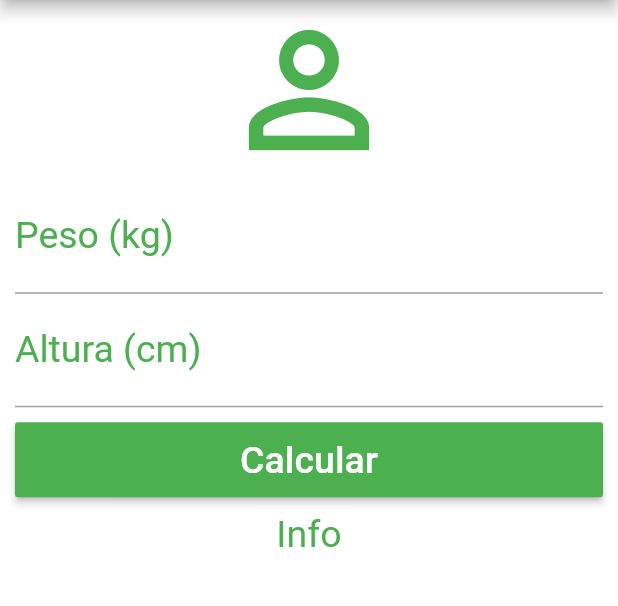
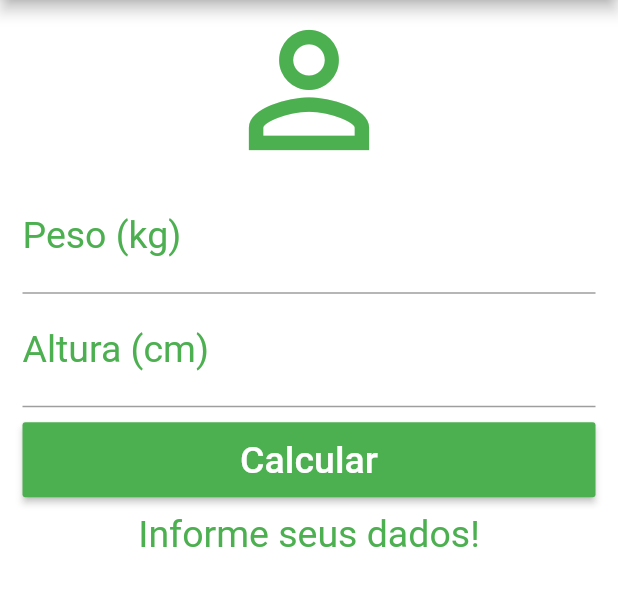
Before and after one commit to GeovanneAtanazio/Calculadora_IMC, a Flutter app: the screen it shows after launch, after a tap on "Calcular", on a phone screen of 412 x 824 dp, the part 84-690 px from its top. Run offline on Flutter 3.47's test engine with Material 2 defaults, Android fonts, the phone set to English and light mode, and no system bars.

Commit message:
Implementação dos calculos

```diff
--- a/lib/main.dart
+++ b/lib/main.dart
@@ -11,6 +11,40 @@ class Home extends StatefulWidget {
 }
 
 class _HomeState extends State<Home> {
+
+  TextEditingController weightController = TextEditingController();
+  TextEditingController heightController = TextEditingController();
+  String _infoText = 'Informe seus dados!';
+
+  void _resetFields(){
+    weightController.text = "";
+    heightController.text = "";
+    setState(() {
+      _infoText = 'Informe seus dados!';
+    });
+  }
+
+  void _calculate(){
+    setState(() {
+      double weight = double.parse(weightController.text);
+      double height = double.parse(heightController.text)/100;
+      double imc = weight / (height * height);
+      if(imc < 18.6){
+        _infoText = "Abaixo do Peso (${imc.toStringAsPrecision(4)})";
+      } else if(imc >= 18.6 && imc < 24.9){
+        _infoText = "Peso Ideal (${imc.toStringAsPrecision(4)})";
+      } else if(imc >= 24.9 && imc < 29.9){
+        _infoText = "Levemente Acima do Peso (${imc.toStringAsPrecision(4)})";
+      } else if(imc >= 29.9 && imc < 34.9){
+        _infoText = "Obesidade Grau I (${imc.toStringAsPrecision(4)})";
+      } else if(imc >= 34.9 && imc < 39.9){
+        _infoText = "Obesidade Grau II (${imc.toStringAsPrecision(4)})";
+      } else if(imc >= 40){
+        _infoText = "Obesidade Grau III (${imc.toStringAsPrecision(4)})";
+      }
+    });
+  }
+
   @override
   Widget build(BuildContext context) {
     return Scaffold(
@@ -21,13 +55,13 @@ class _HomeState extends State<Home> {
           actions: <Widget>[
             IconButton(
               icon: Icon(Icons.refresh),
-              onPressed: () {},
+              onPressed: _resetFields,
             ),
           ],
         ),
         backgroundColor: Colors.white,
         body: SingleChildScrollView(
-          padding: EdgeInsets.only(left: 10, right: 10),
+          padding: EdgeInsets.only(left: 15, right: 15),
           child: Column(
             crossAxisAlignment: CrossAxisAlignment.stretch,
             children: <Widget>[
@@ -44,6 +78,7 @@ class _HomeState extends State<Home> {
                 ),
                 textAlign: TextAlign.center,
                 style: TextStyle(color: Colors.green, fontSize: 25),
+                controller: weightController,
               ),
               TextField(
                 keyboardType: TextInputType.number,
@@ -53,6 +88,7 @@ class _HomeState extends State<Home> {
                 ),
                 textAlign: TextAlign.center,
                 style: TextStyle(color: Colors.green, fontSize: 25),
+                controller: heightController,
               ),
               Padding(
                 padding: EdgeInsets.only(top: 10, bottom: 10),
@@ -64,12 +100,12 @@ class _HomeState extends State<Home> {
                       style: TextStyle(color: Colors.white, fontSize: 25),
                     ),
                     color: Colors.green,
-                    onPressed: () {},
+                    onPressed: _calculate,
                   ),
                 ),
               ),
               Text(
-                "Info",
+                _infoText,
                 textAlign: TextAlign.center,
                 style: TextStyle(color: Colors.green, fontSize: 25),
               )
```
